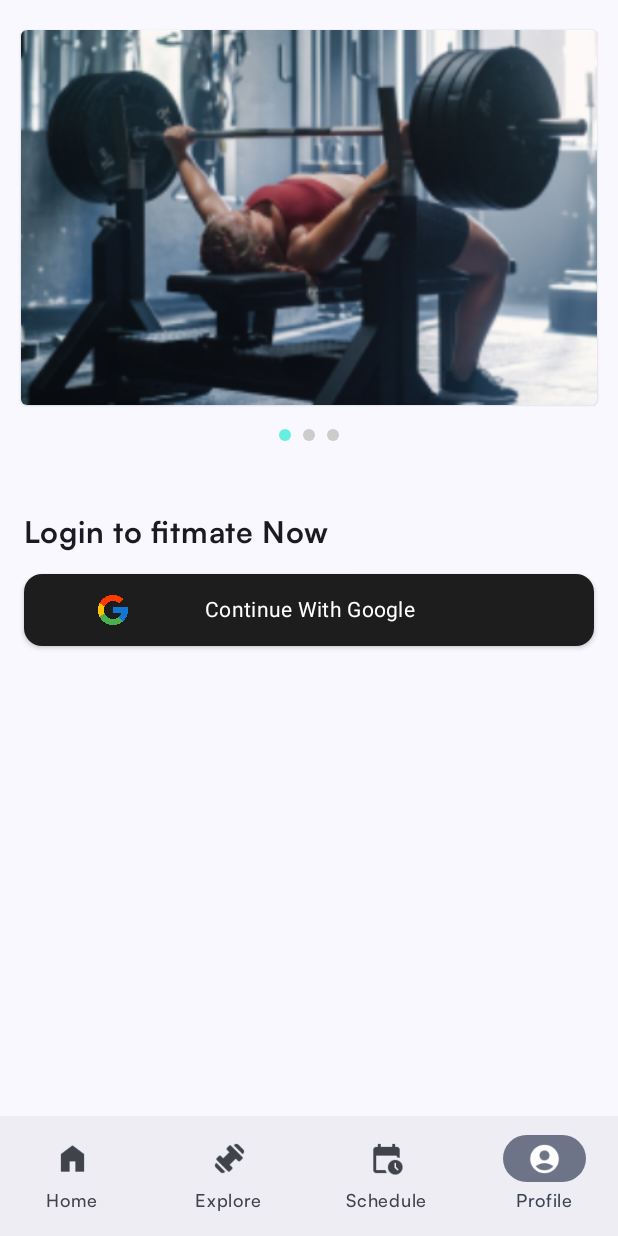
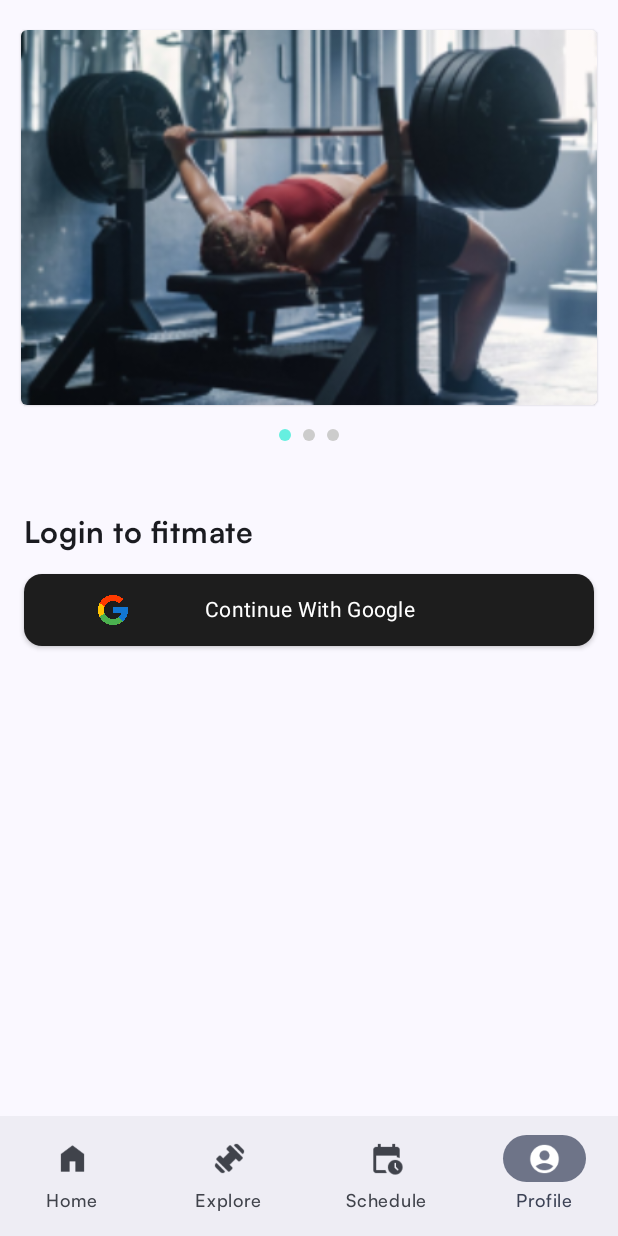
Before and after one commit to Fitmate-capstone/Fitmate, an Android app built with Jetpack Compose: the screen it shows after launch (MainActivity), item 4 of the bottom bar chosen, on a phone screen of 412 x 824 dp. Run offline under Robolectric (Android 15) with nearby library versions, the phone set to English and light mode, and no system bars; our stand-ins replace Firebase (no records; nobody signed in at launch, a user with empty details on screens opened directly), accompanist; pictures from the network do not load.

```diff
--- a/app/src/main/java/com/tegar/fitmate/ui/screens/profile/ProfileScreen.kt
+++ b/app/src/main/java/com/tegar/fitmate/ui/screens/profile/ProfileScreen.kt
@@ -80,7 +80,7 @@ fun ProfileScreen(
             Column(
                 modifier = Modifier.padding(16.dp)
             ) {
-                Text("Login to fitmate Now" , style = MaterialTheme.typography.bodyLarge.copy(
+                Text("Login to fitmate " , style = MaterialTheme.typography.bodyLarge.copy(
                     fontSize = 20.sp
                 ))
                 Spacer(modifier = Modifier.height(16.dp))
```
